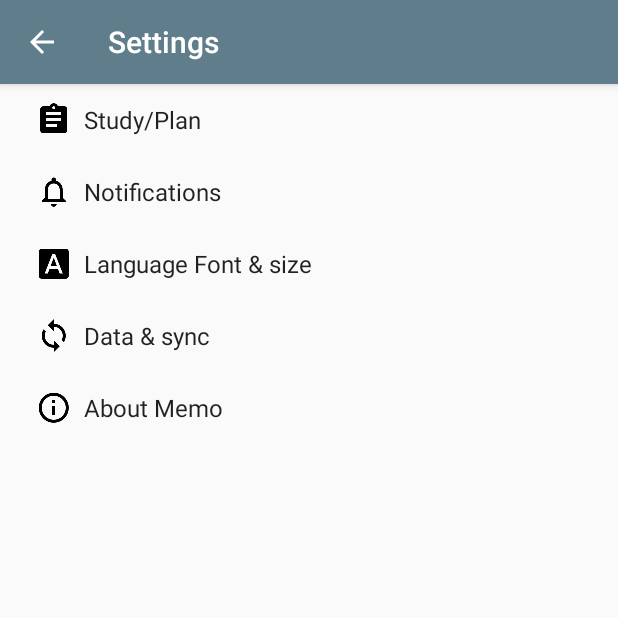
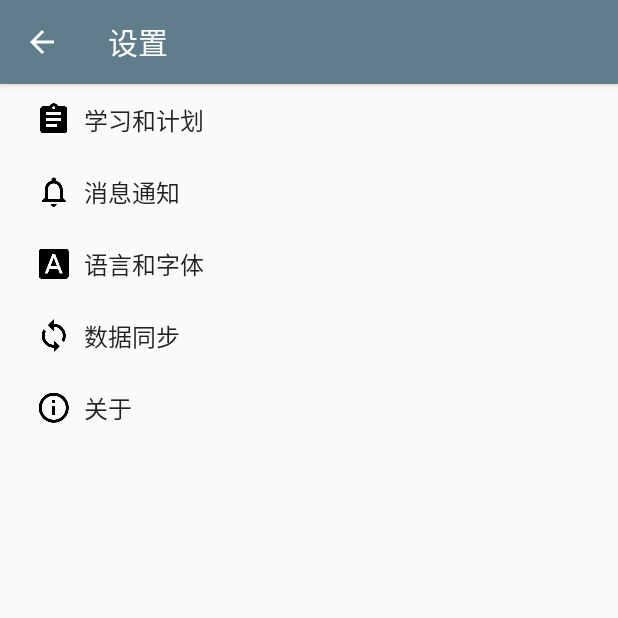
Before and after one commit to Mokyyds/memo, an Android app: the SettingsActivity screen opened directly, with no data from a screen before it, on a phone screen of 412 x 824 dp, the top half of it. Run offline under Robolectric (Android 15) with nearby library versions, the phone set to English and light mode, and no system bars.

Commit message:
settingsActivity

```diff
--- a/app/src/main/java/com/sealiu/memo/SettingsActivity.java
+++ b/app/src/main/java/com/sealiu/memo/SettingsActivity.java
@@ -193,8 +193,12 @@ public class SettingsActivity extends AppCompatPreferenceActivity {
             // to their values. When their values change, their summaries are
             // updated to reflect the new value, per the Android Design
             // guidelines.
-            bindPreferenceSummaryToValue(findPreference("example_text"));
-            bindPreferenceSummaryToValue(findPreference("example_list"));
+//            bindPreferenceSummaryToValue(findPreference("key_editText_study_load_new"));
+//            bindPreferenceSummaryToValue(findPreference("key_editText_study_load_old"));
+//            bindPreferenceSummaryToValue(findPreference("key_list_study_order"));
+//            bindPreferenceSummaryToValue(findPreference("key_editText_next_day_begin"));
+//            bindPreferenceSummaryToValue(findPreference("key_switch_screen_on"));
+//            bindPreferenceSummaryToValue(findPreference("key_list_dictionary"));
         }
 
         @Override
@@ -224,7 +228,7 @@ public class SettingsActivity extends AppCompatPreferenceActivity {
             // to their values. When their values change, their summaries are
             // updated to reflect the new value, per the Android Design
             // guidelines.
-            bindPreferenceSummaryToValue(findPreference("notifications_new_message_ringtone"));
+//            bindPreferenceSummaryToValue(findPreference("notifications_new_message_ringtone"));
         }
 
         @Override
@@ -254,8 +258,8 @@ public class SettingsActivity extends AppCompatPreferenceActivity {
             // to their values. When their values change, their summaries are
             // updated to reflect the new value, per the Android Design
             // guidelines.
-            bindPreferenceSummaryToValue(findPreference("example_text"));
-            bindPreferenceSummaryToValue(findPreference("example_list"));
+//            bindPreferenceSummaryToValue(findPreference("example_text"));
+//            bindPreferenceSummaryToValue(findPreference("example_list"));
         }
 
         @Override
@@ -285,7 +289,7 @@ public class SettingsActivity extends AppCompatPreferenceActivity {
             // to their values. When their values change, their summaries are
             // updated to reflect the new value, per the Android Design
             // guidelines.
-            bindPreferenceSummaryToValue(findPreference("sync_frequency"));
+//            bindPreferenceSummaryToValue(findPreference("sync_frequency"));
         }
 
         @Override
@@ -316,8 +320,8 @@ public class SettingsActivity extends AppCompatPreferenceActivity {
             // to their values. When their values change, their summaries are
             // updated to reflect the new value, per the Android Design
             // guidelines.
-            bindPreferenceSummaryToValue(findPreference("example_text"));
-            bindPreferenceSummaryToValue(findPreference("example_list"));
+//            bindPreferenceSummaryToValue(findPreference("example_text"));
+//            bindPreferenceSummaryToValue(findPreference("example_list"));
         }
 
         @Override
--- a/app/src/main/res/values/strings.xml
+++ b/app/src/main/res/values/strings.xml
@@ -4,46 +4,34 @@
     <string name="navigation_drawer_open">Open navigation drawer</string>
     <string name="navigation_drawer_close">Close navigation drawer</string>
 
-    <string name="action_settings">Settings</string>
+    <string name="action_settings">设置</string>
 
     <!--Navigation String-->
-    <string name="nav_title_decks">Decks</string>
-    <string name="nav_title_card_browser">Card Browser</string>
-    <string name="nav_title_statistics">Statistics</string>
-    <string name="nav_title_others">Others</string>
-    <string name="nav_title_feedback">Feedback</string>
+    <string name="nav_title_decks">单词本</string>
+    <string name="nav_title_card_browser">卡片浏览</string>
+    <string name="nav_title_statistics">统计</string>
+    <string name="nav_title_others">其他</string>
+    <string name="nav_title_feedback">反馈</string>
 
-    <!--SettingActivity String-->
-    <!--Study Plan-->
-    <string name="set_study_plan">Study/Plan</string>
-
-    <!--Notification-->
-    <string name="set_notification">Notification</string>
-
-    <!--Language and font-->
-    <string name="set_font">Language Font &amp; size</string>
-
-    <!--About-->
-    <string name="set_about_memo">About Memo</string>
 
     <!--MemoActivity String-->
-    <string name="memo_learned">Learned:</string>
-    <string name="memo_new_cards">New Cards:</string>
-    <string name="memo_today_cards">Cards of Today:</string>
-    <string name="memo_start_learn">Start Learn</string>
-    <string name="memo_today">Today</string>
+    <string name="memo_learned">已学习：</string>
+    <string name="memo_new_cards">未学习：</string>
+    <string name="memo_today_cards">今日卡片数目：</string>
+    <string name="memo_start_learn">开始学习</string>
+    <string name="memo_today">今天</string>
 
-    <string name="memo_change_deck">Change Deck</string>
-    <string name="memo_active_detail">Details:</string>
-    <string name="memo_active_deck">Active:</string>
-    <string name="memo_decks">Decks</string>
+    <string name="memo_change_deck">更换单词本</string>
+    <string name="memo_active_detail">详情：</string>
+    <string name="memo_active_deck">当前在学习：</string>
+    <string name="memo_decks">单词本</string>
 
     <!--FloatButton String-->
-    <string name="float_btn_add_card">Add a Card</string>
-    <string name="float_btn_add_deck">Add a Deck</string>
-    <string name="float_btn_Reminder">Reminder</string>
-    <string name="float_btn_close">Close</string>
-    <string name="title_activity_settings">Settings</string>
+    <string name="float_btn_add_card">添加卡片</string>
+    <string name="float_btn_add_deck">创建单词本</string>
+    <string name="float_btn_Reminder">添加提醒</string>
+    <string name="float_btn_close">关闭</string>
+    <string name="title_activity_settings">设置</string>
 
 
     <!-- Strings related to Settings -->
@@ -70,10 +58,64 @@
         <item>-1</item>
     </string-array>
 
+
+    <!--Study Plan-->
+    <string name="pref_header_study_plan">学习和计划</string>
+
+    <string name="pref_title_study_load_new">新卡片</string>
+    <string name="pref_summary_study_load_new">计划每日学习新卡片的数量</string>
+
+    <string name="pref_title_study_load_old">复习</string>
+    <string name="pref_summary_study_load_old">计划每日复习卡片的数量</string>
+
+    <string name="pref_title_study_order">学习顺序</string>
+    <string name="pref_summary_study_order">设置新卡片和复习的学习顺序</string>
+    <string-array name="pref_order_titles">
+        <item>新卡片和复习混合进行</item>
+        <item>复习后再学习新卡片</item>
+        <item>学习新卡片后再复习</item>
+    </string-array>
+    <string-array name="pref_order_values">
+        <item>1</item>
+        <item>2</item>
+        <item>3</item>
+    </string-array>
+
+    <string name="pref_title_next_day_begin">下一天开始时间</string>
+    <string name="pref_summary_next_day_begin">下一天开始时，时间间隔为0的卡片会进入复习队列（在此之前它的时间间隔为1天）</string>
+
+
+    <string name="pref_category_others">其他</string>
+    <string name="pref_title_keep_screen_on">保持屏幕常亮</string>
+
+    <string name="pref_title_find_dictionary">查找词典</string>
+    <string name="pref_summary_find_dictionary">制定查词功能的词典来源</string>
+    <string-array name="pref_dictionary_titles">
+        <item>有道词典</item>
+        <item>必应词典</item>
+        <item>灵格斯词典</item>
+    </string-array>
+    <string-array name="pref_dictionary_values">
+        <item>1</item>
+        <item>2</item>
+        <item>3</item>
+    </string-array>
+
+    <!--Language and font-->
+    <string name="pref_header_font">语言和字体</string>
+    <string name="pref_title_language">语言</string>
+    <string name="pref_summary_language">指定Memo软件显示的语言</string>
+
+    <string name="pref_title_font_family">字体</string>
+    <string name="pref_title_font_size">字号</string>
+
+    <!--About-->
+    <string name="pref_header_about">关于</string>
+
     <!-- Example settings for Data & Sync -->
-    <string name="pref_header_data_sync">Data &amp; sync</string>
+    <string name="pref_header_data_sync">数据同步</string>
 
-    <string name="pref_title_sync_frequency">Sync frequency</string>
+    <string name="pref_title_sync_frequency">同步频率</string>
     <string-array name="pref_sync_frequency_titles">
         <item>15 minutes</item>
         <item>30 minutes</item>
@@ -91,15 +133,16 @@
         <item>-1</item>
     </string-array>
 
-    <string name="pref_title_system_sync_settings">System sync settings</string>
+    <string name="pref_title_system_sync_settings">系统同步设置</string>
+
 
     <!-- Example settings for Notifications -->
-    <string name="pref_header_notifications">Notifications</string>
+    <string name="pref_header_notifications">消息通知</string>
 
-    <string name="pref_title_new_message_notifications">New message notifications</string>
+    <string name="pref_title_new_message_notifications">新消息提醒</string>
 
-    <string name="pref_title_ringtone">Ringtone</string>
-    <string name="pref_ringtone_silent">Silent</string>
+    <string name="pref_title_ringtone">铃声</string>
+    <string name="pref_ringtone_silent">静音</string>
 
-    <string name="pref_title_vibrate">Vibrate</string>
+    <string name="pref_title_vibrate">振动</string>
 </resources>
--- a/app/src/main/res/xml/pref_about.xml
+++ b/app/src/main/res/xml/pref_about.xml
@@ -1,33 +1,6 @@
 <PreferenceScreen xmlns:android="http://schemas.android.com/apk/res/android">
+    <PreferenceCategory
+        android:title="@string/pref_header_about">
 
-    <SwitchPreference
-        android:defaultValue="true"
-        android:key="example_switch"
-        android:summary="@string/pref_description_social_recommendations"
-        android:title="@string/pref_title_social_recommendations" />
-
-    <!-- NOTE: EditTextPreference accepts EditText attributes. -->
-    <!-- NOTE: EditTextPreference's summary should be set to its value by the activity code. -->
-    <EditTextPreference
-        android:capitalize="words"
-        android:defaultValue="@string/pref_default_display_name"
-        android:inputType="textCapWords"
-        android:key="example_text"
-        android:maxLines="1"
-        android:selectAllOnFocus="true"
-        android:singleLine="true"
-        android:title="@string/pref_title_display_name" />
-
-    <!-- NOTE: Hide buttons to simplify the UI. Users can touch outside the dialog to
-         dismiss it. -->
-    <!-- NOTE: ListPreference's summary should be set to its value by the activity code. -->
-    <ListPreference
-        android:defaultValue="-1"
-        android:entries="@array/pref_example_list_titles"
-        android:entryValues="@array/pref_example_list_values"
-        android:key="example_list"
-        android:negativeButtonText="@null"
-        android:positiveButtonText="@null"
-        android:title="@string/pref_title_add_friends_to_messages" />
-
+    </PreferenceCategory>
 </PreferenceScreen>
--- a/app/src/main/res/xml/pref_data_sync.xml
+++ b/app/src/main/res/xml/pref_data_sync.xml
@@ -1,5 +1,7 @@
 <PreferenceScreen xmlns:android="http://schemas.android.com/apk/res/android">
 
+    <PreferenceCategory
+        android:title="@string/pref_header_data_sync">
         <!-- NOTE: Hide buttons to simplify the UI. Users can touch outside the dialog to
              dismiss it. -->
         <!-- NOTE: ListPreference's summary should be set to its value by the activity code. -->
@@ -17,5 +19,6 @@
         <Preference android:title="@string/pref_title_system_sync_settings">
             <intent android:action="android.settings.SYNC_SETTINGS" />
         </Preference>
+    </PreferenceCategory>
 
 </PreferenceScreen>
--- a/app/src/main/res/xml/pref_headers.xml
+++ b/app/src/main/res/xml/pref_headers.xml
@@ -6,7 +6,7 @@
     <header
         android:fragment="com.sealiu.memo.SettingsActivity$StudyPlaneFragment"
         android:icon="@mipmap/ic_assignment_black_24dp"
-        android:title="@string/set_study_plan" />
+        android:title="@string/pref_header_study_plan" />
 
     <header
         android:fragment="com.sealiu.memo.SettingsActivity$NotificationPreferenceFragment"
@@ -16,7 +16,7 @@
     <header
         android:fragment="com.sealiu.memo.SettingsActivity$LanguageFontPreferenceFragment"
         android:icon="@mipmap/ic_font_download_black_24dp"
-        android:title="@string/set_font" />
+        android:title="@string/pref_header_font" />
 
     <header
         android:fragment="com.sealiu.memo.SettingsActivity$DataSyncPreferenceFragment"
@@ -26,6 +26,6 @@
     <header
         android:fragment="com.sealiu.memo.SettingsActivity$AboutPreferenceFragment"
         android:icon="@mipmap/ic_info_outline_black_24dp"
-        android:title="@string/set_about_memo" />
+        android:title="@string/pref_header_about" />
 
 </preference-headers>
--- a/app/src/main/res/xml/pref_language.xml
+++ b/app/src/main/res/xml/pref_language.xml
@@ -1,33 +1,26 @@
 <PreferenceScreen xmlns:android="http://schemas.android.com/apk/res/android">
+    <PreferenceCategory
+        android:title="@string/pref_header_font">
+        <ListPreference
+            android:key="key_list_language"
+            android:defaultValue="-1"
+            android:entries="@array/pref_example_list_titles"
+            android:entryValues="@array/pref_example_list_values"
+            android:title="@string/pref_title_language"
+            android:summary="@string/pref_summary_language"/>
 
-    <SwitchPreference
-        android:defaultValue="true"
-        android:key="example_switch"
-        android:summary="@string/pref_description_social_recommendations"
-        android:title="@string/pref_title_social_recommendations" />
+        <ListPreference
+            android:key="key_list_font_family"
+            android:defaultValue="-1"
+            android:entries="@array/pref_example_list_titles"
+            android:entryValues="@array/pref_example_list_values"
+            android:title="@string/pref_title_font_family" />
 
-    <!-- NOTE: EditTextPreference accepts EditText attributes. -->
-    <!-- NOTE: EditTextPreference's summary should be set to its value by the activity code. -->
-    <EditTextPreference
-        android:capitalize="words"
-        android:defaultValue="@string/pref_default_display_name"
-        android:inputType="textCapWords"
-        android:key="example_text"
-        android:maxLines="1"
-        android:selectAllOnFocus="true"
-        android:singleLine="true"
-        android:title="@string/pref_title_display_name" />
-
-    <!-- NOTE: Hide buttons to simplify the UI. Users can touch outside the dialog to
-         dismiss it. -->
-    <!-- NOTE: ListPreference's summary should be set to its value by the activity code. -->
-    <ListPreference
-        android:defaultValue="-1"
-        android:entries="@array/pref_example_list_titles"
-        android:entryValues="@array/pref_example_list_values"
-        android:key="example_list"
-        android:negativeButtonText="@null"
-        android:positiveButtonText="@null"
-        android:title="@string/pref_title_add_friends_to_messages" />
-
+        <ListPreference
+            android:key="key_list_font_size"
+            android:defaultValue="-1"
+            android:entries="@array/pref_example_list_titles"
+            android:entryValues="@array/pref_example_list_values"
+            android:title="@string/pref_title_font_size" />
+    </PreferenceCategory>
 </PreferenceScreen>
--- a/app/src/main/res/xml/pref_notification.xml
+++ b/app/src/main/res/xml/pref_notification.xml
@@ -1,5 +1,7 @@
 <PreferenceScreen xmlns:android="http://schemas.android.com/apk/res/android">
 
+    <PreferenceCategory
+        android:title="@string/pref_header_notifications">
         <!-- A 'parent' preference, which enables/disables child preferences (below)
              when checked/unchecked. -->
         <SwitchPreference
@@ -23,5 +25,6 @@
             android:dependency="notifications_new_message"
             android:key="notifications_new_message_vibrate"
             android:title="@string/pref_title_vibrate" />
+    </PreferenceCategory>
 
 </PreferenceScreen>
--- a/app/src/main/res/xml/pref_study.xml
+++ b/app/src/main/res/xml/pref_study.xml
@@ -1,33 +1,51 @@
 <PreferenceScreen xmlns:android="http://schemas.android.com/apk/res/android">
 
-    <SwitchPreference
-        android:defaultValue="true"
-        android:key="example_switch"
-        android:summary="@string/pref_description_social_recommendations"
-        android:title="@string/pref_title_social_recommendations" />
+    <PreferenceCategory
+        android:title="@string/pref_header_study_plan">
 
-    <!-- NOTE: EditTextPreference accepts EditText attributes. -->
-    <!-- NOTE: EditTextPreference's summary should be set to its value by the activity code. -->
-    <EditTextPreference
-        android:capitalize="words"
-        android:defaultValue="@string/pref_default_display_name"
-        android:inputType="textCapWords"
-        android:key="example_text"
-        android:maxLines="1"
-        android:selectAllOnFocus="true"
-        android:singleLine="true"
-        android:title="@string/pref_title_display_name" />
+        <EditTextPreference
+            android:key="key_editText_study_load_new"
+            android:maxLines="1"
+            android:singleLine="true"
+            android:title="@string/pref_title_study_load_new"
+            android:summary="@string/pref_summary_study_load_new" />
 
-    <!-- NOTE: Hide buttons to simplify the UI. Users can touch outside the dialog to
-         dismiss it. -->
-    <!-- NOTE: ListPreference's summary should be set to its value by the activity code. -->
-    <ListPreference
-        android:defaultValue="-1"
-        android:entries="@array/pref_example_list_titles"
-        android:entryValues="@array/pref_example_list_values"
-        android:key="example_list"
-        android:negativeButtonText="@null"
-        android:positiveButtonText="@null"
-        android:title="@string/pref_title_add_friends_to_messages" />
+        <EditTextPreference
+            android:key="key_editText_study_load_old"
+            android:maxLines="1"
+            android:singleLine="true"
+            android:title="@string/pref_title_study_load_old"
+            android:summary="@string/pref_summary_study_load_old" />
+
+        <ListPreference
+            android:key="key_list_study_order"
+            android:title="@string/pref_title_study_order"
+            android:summary="@string/pref_summary_study_order"
+            android:entries="@array/pref_order_titles"
+            android:entryValues="@array/pref_order_values"
+            android:defaultValue="1" />
+
+        <EditTextPreference
+            android:key="key_editText_next_day_begin"
+            android:maxLines="1"
+            android:singleLine="true"
+            android:title="@string/pref_title_next_day_begin"
+            android:summary="@string/pref_summary_next_day_begin" />
+    </PreferenceCategory>
+
+    <PreferenceCategory
+        android:title="@string/pref_category_others">
+        <SwitchPreference
+            android:key="key_switch_screen_on"
+            android:title="@string/pref_title_keep_screen_on"
+            android:defaultValue="true" />
+        <ListPreference
+            android:key="key_list_dictionary"
+            android:title="@string/pref_title_find_dictionary"
+            android:summary="@string/pref_summary_find_dictionary"
+            android:entries="@array/pref_dictionary_titles"
+            android:entryValues="@array/pref_dictionary_values"
+            android:defaultValue="1" />
+    </PreferenceCategory>
 
 </PreferenceScreen>
```
Lines whose indentation alone changed are shown as unchanged.
